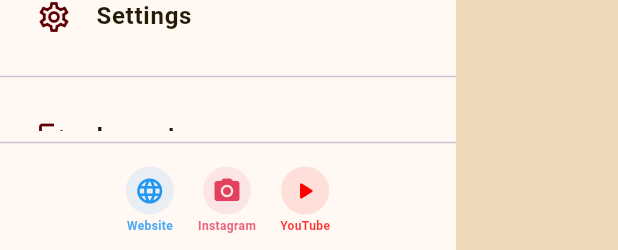
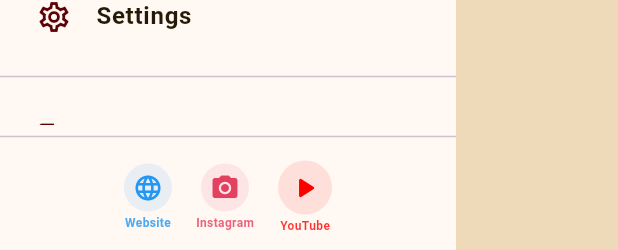
Before and after one commit to OystersKode/grampanchayat_user, a Flutter app: the AppSidebar widget shown alone on an empty page, opened directly, on a phone screen of 412 x 824 dp. Shown: the part 957-1207 px from the top of the screen. Run offline on Flutter 3.47's test engine with Material 3 defaults, Android fonts, the phone set to English and light mode, and no system bars; our stand-ins replace cloud_firestore, firebase_auth, firebase_core, flutter_markdown, share_plus, shared_preferences; accounts and stored records are empty; network calls fail.

Commit message:
Icons Changes

```diff
--- a/lib/presentation/widgets/sidebar.dart
+++ b/lib/presentation/widgets/sidebar.dart
@@ -1,4 +1,5 @@
 import 'package:flutter/material.dart';
+import 'package:flutter/cupertino.dart';
 import '../../core/localization/app_translations.dart';
 import '../../routes/app_routes.dart';
 import 'package:url_launcher/url_launcher.dart';
@@ -131,7 +132,7 @@ class AppSidebar extends StatelessWidget {
                 ),
                 const SizedBox(width: 16),
                 _buildSocialIcon(
-                  icon: Icons.camera_alt,
+                  icon: Icons.camera_alt, // Fallback to camera icon if CupertinoIcons.instagram is missing
                   url: 'https://www.instagram.com/kagwad.in?igsh=MWJuaDg1ZDJlYXExZg%3D%3D&utm_source=qr',
                   color: const Color(0xFFE4405F),
                   label: 'Instagram',
@@ -185,7 +186,7 @@ class AppSidebar extends StatelessWidget {
               shape: BoxShape.circle,
             ),
             child: isYouTube
-              ? Icon(Icons.play_arrow_rounded, color: color, size: 20)
+              ? Icon(icon, color: color, size: 24)
               : Icon(icon, color: color, size: 20),
           ),
           const SizedBox(height: 2),
```
